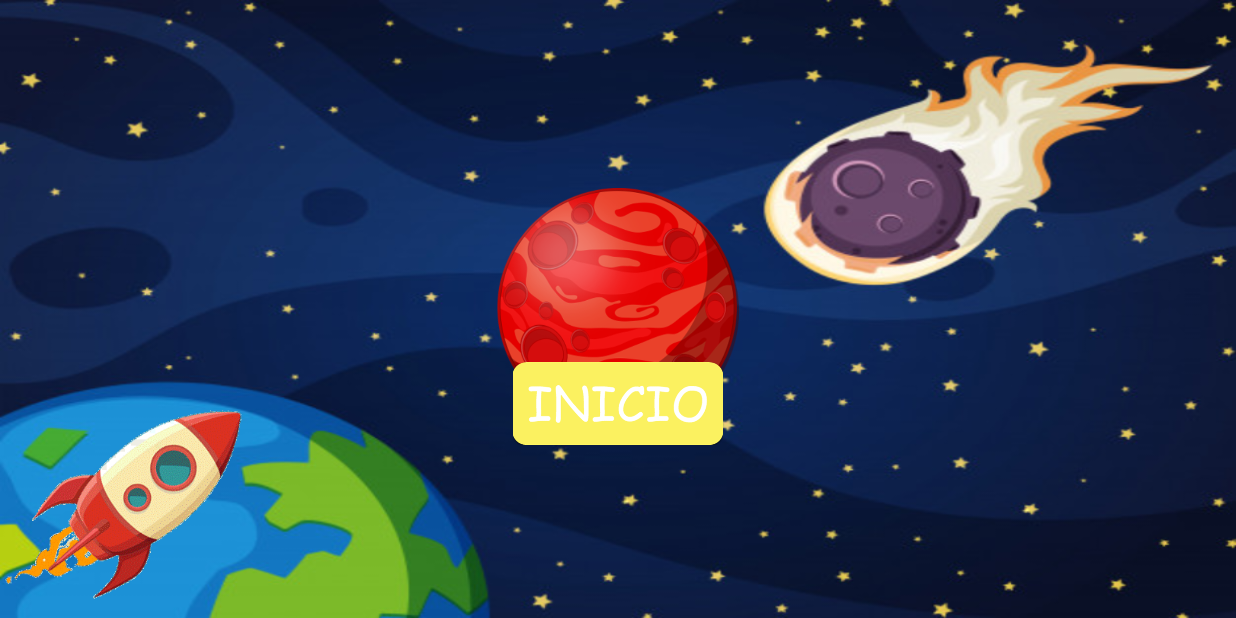
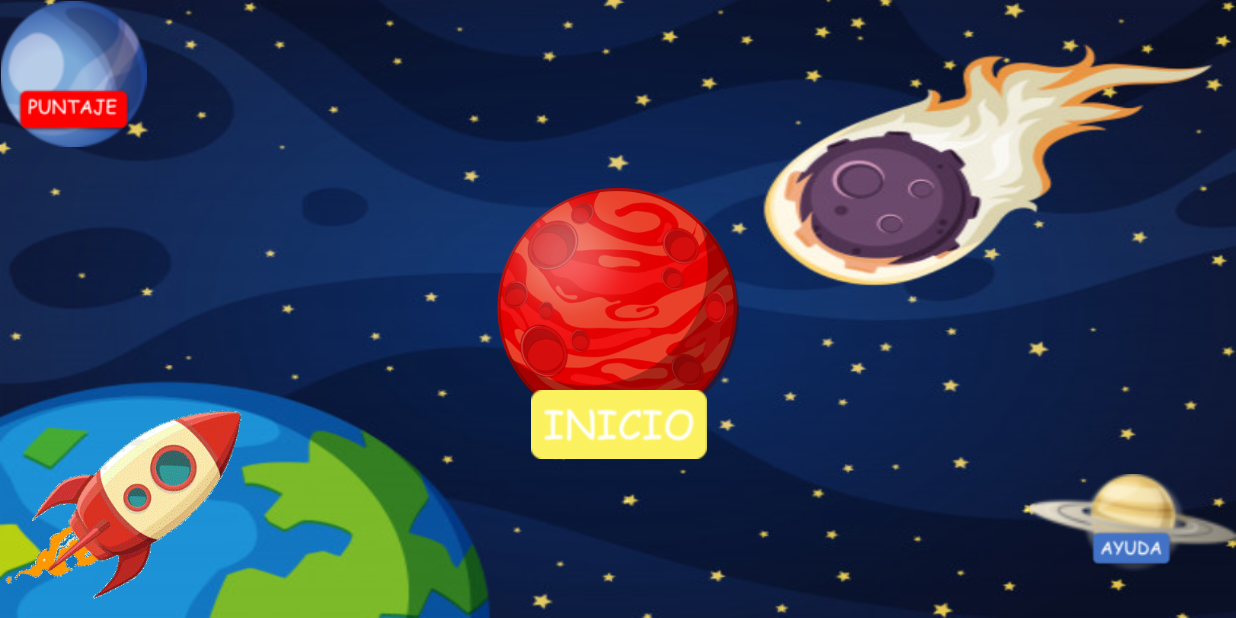
Before and after one commit to Aspharr17/FlashCards_2.0, an Android app: the screen it shows after launch (MainActivity), on a phone screen of 824 x 412 dp (held sideways). Run offline under Robolectric (Android 15) with nearby library versions, the phone set to English and light mode, and no system bars; libraries missing offline, so code that uses them is left out: com.readystatesoftware.sqliteasset; 3 statements that could not run were skipped.

Commit message:
Bd added,an implement, the class dbHelper, class level to get the information about each level, db has one table, db is located in asset folder. the information is getted but not tested (toast)

```diff
--- a/app/build.gradle
+++ b/app/build.gradle
@@ -26,4 +26,5 @@ dependencies {
     androidTestImplementation 'com.android.support.test:runner:1.0.2'
     androidTestImplementation 'com.android.support.test.espresso:espresso-core:3.0.2'
     implementation 'pl.droidsonroids.gif:android-gif-drawable:1.2.19'
+    implementation 'com.readystatesoftware.sqliteasset:sqliteassethelper:+'
 }
--- a/app/src/main/java/com/example/angelnramirez/flashcards/MainActivity.java
+++ b/app/src/main/java/com/example/angelnramirez/flashcards/MainActivity.java
@@ -1,22 +1,21 @@
 package com.example.angelnramirez.flashcards;
 
-import android.graphics.Point;
 import android.media.MediaPlayer;
 import android.os.Bundle;
 import android.support.constraint.ConstraintLayout;
 import android.support.constraint.Placeholder;
-import android.support.v7.app.AlertDialog;
 import android.support.v7.app.AppCompatActivity;
+import android.transition.ChangeBounds;
 import android.transition.TransitionManager;
-import android.util.Log;
-import android.view.Display;
 import android.view.View;
 import android.view.WindowManager;
-import android.widget.Button;
 import android.widget.ImageButton;
 import android.widget.Toast;
 
-import java.io.IOException;
+import com.example.angelnramirez.flashcards.sql_lite.DatabaseHelper;
+import com.example.angelnramirez.flashcards.sql_lite.level;
+
+import java.util.ArrayList;
 
 import pl.droidsonroids.gif.GifImageView;
 
@@ -27,6 +26,8 @@ public class MainActivity extends AppCompatActivity
     private ConstraintLayout mainlayout;
     private ImageButton start;
     MediaPlayer mp;
+    DatabaseHelper myDb;
+    ArrayList<level> ScoreTab;
     @Override
     protected void onCreate(Bundle savedInstanceState)
     {
@@ -36,45 +37,54 @@ public class MainActivity extends AppCompatActivity
         getWindow().setFlags(WindowManager.LayoutParams.FLAG_FULLSCREEN,
                 WindowManager.LayoutParams.FLAG_FULLSCREEN);
 
-        setView();
+        setObjects();
+        DatabaseHelper databaseHelper = new DatabaseHelper(getApplicationContext());
+        ScoreTab = databaseHelper.getScore();
 
+
+
+        //Start Button
         start.setOnClickListener(new View.OnClickListener() {
             @Override
             public void onClick(View v) {
-                TransitionManager.beginDelayedTransition(mainlayout);
+                //TransitionManager.beginDelayedTransition(mainlayout);
 
+                final ChangeBounds transition = new ChangeBounds();
+                transition.setDuration(1500L);
+                TransitionManager.beginDelayedTransition(mainlayout,transition);
                 placeholder.setContentId(giv_ship.getId());
                 try
                 {
                     mp.start();
+                    Toast toast = Toast.makeText(getApplicationContext(),"Nivel: "+ ScoreTab.get(0).getLevel(),Toast.LENGTH_LONG);
+                    toast.show();
 
                 }catch (Exception e){
                     e.printStackTrace();
                 }
-
-
             }
         });
 
     }
 
-    protected void setView ()
+    protected void setObjects()
     {
         giv_ship = findViewById(R.id.giv_ship);
         placeholder = findViewById(R.id.placeholder);
         mainlayout = findViewById(R.id.MainLayout);
         start = findViewById(R.id.btn_start);
+        setSound();
 
+
+    }
+    protected void setSound()
+    {
         try {
             mp = MediaPlayer.create(this, R.raw.shiplauncher);
             mp.prepare();
-
         }
         catch (Exception e){
             e.printStackTrace();
-
         }
-
-
     }
 }
--- /dev/null
+++ b/app/src/main/java/com/example/angelnramirez/flashcards/sql_lite/DatabaseHelper.java
@@ -0,0 +1,51 @@
+package com.example.angelnramirez.flashcards.sql_lite;
+
+import android.content.Context;
+import android.database.Cursor;
+import android.database.sqlite.SQLiteDatabase;
+
+import com.readystatesoftware.sqliteasset.SQLiteAssetHelper;
+
+import java.util.ArrayList;
+
+public class DatabaseHelper extends SQLiteAssetHelper {
+    public static final String  DATABASE_NAME= "Levels.db";
+    public static final String TABLE_NAME = "Score_table";
+    public static final String COL_1 = "Level_sct";
+    public static final String COL_2 = "NWords_sct";
+    public static final String COL_3 = "HighSc_sct";
+    public static final String COL_4= "Atmps_sct";
+    private  SQLiteDatabase db;
+
+    public DatabaseHelper(Context context) {
+        super(context, DATABASE_NAME, null, 1);
+        db = this.getWritableDatabase();
+
+    }
+    public ArrayList<level> getScore()
+    {
+        ArrayList<level> array = new ArrayList<>();
+        String col[] = new String[]{COL_1,COL_2,COL_3,COL_4};
+
+        Cursor cursor = db.query(TABLE_NAME,col,null,null,null,null,null);
+        if (cursor.moveToFirst())
+        {
+            do {
+
+                level level = new level();
+                level.setLevel(cursor.getInt(0));
+                level.setNWords(cursor.getInt(1));
+                level.setHighS(cursor.getInt(2));
+                level.setAtmps(cursor.getInt(3));
+                array.add(level);
+
+                }while (cursor.moveToNext());
+            }
+        return array;
+        }
+
+
+
+
+
+}
--- a/app/src/main/res/layout/activity_main.xml
+++ b/app/src/main/res/layout/activity_main.xml
@@ -48,21 +48,71 @@
 
     <ImageButton
         android:id="@+id/btn_start"
-        android:layout_width="468dp"
-        android:layout_height="wrap_content"
-        android:layout_marginStart="8dp"
-        android:layout_marginTop="8dp"
+        android:layout_width="141dp"
+        android:layout_height="74dp"
         android:layout_marginEnd="8dp"
-        android:layout_marginBottom="8dp"
         android:backgroundTint="@android:color/transparent"
         android:contentDescription="@string/btnIni_desc"
-        android:scaleX=".3"
-        android:scaleY=".3"
         android:src="@drawable/inicio"
         app:layout_constraintBottom_toBottomOf="parent"
+        app:layout_constraintEnd_toEndOf="@+id/imageView"
+        app:layout_constraintHorizontal_bias="0.581"
+        app:layout_constraintStart_toStartOf="@+id/imageView"
+        app:layout_constraintTop_toTopOf="@+id/imageView"
+        app:layout_constraintVertical_bias="0.566" />
+
+    <ImageView
+        android:id="@+id/imageButton3"
+        android:layout_width="98dp"
+        android:layout_height="97dp"
+        android:backgroundTint="#00FFFFFF"
+
+        app:layout_constraintBottom_toBottomOf="parent"
         app:layout_constraintEnd_toEndOf="parent"
+        app:layout_constraintHorizontal_bias="0.0"
         app:layout_constraintStart_toStartOf="parent"
-        app:layout_constraintTop_toTopOf="@+id/imageView" />
+        app:layout_constraintTop_toTopOf="parent"
+        app:layout_constraintVertical_bias="0.003"
+        app:srcCompat="@drawable/blue_planet" />
+
+    <ImageView
+        android:id="@+id/imageButton5"
+        android:layout_width="137dp"
+        android:layout_height="88dp"
+        android:backgroundTint="#00FFFFFF"
+        app:layout_constraintBottom_toBottomOf="parent"
+        app:layout_constraintEnd_toEndOf="parent"
+        app:layout_constraintHorizontal_bias="1.0"
+        app:layout_constraintStart_toStartOf="parent"
+        app:layout_constraintTop_toTopOf="parent"
+        app:layout_constraintVertical_bias="0.941"
+        app:srcCompat="@drawable/yellow_planet" />
+
+    <ImageButton
+        android:id="@+id/imageButton11"
+        android:layout_width="96dp"
+        android:layout_height="47dp"
+        android:backgroundTint="#00FFFFFF"
+        app:layout_constraintBottom_toBottomOf="@+id/imageButton3"
+        app:layout_constraintEnd_toEndOf="@+id/imageButton3"
+        app:layout_constraintHorizontal_bias="0.0"
+        app:layout_constraintStart_toStartOf="@+id/imageButton3"
+        app:layout_constraintTop_toTopOf="@+id/imageButton3"
+        app:layout_constraintVertical_bias="1.0"
+        app:srcCompat="@drawable/puntaje" />
+
+    <ImageButton
+        android:id="@+id/imageButton12"
+        android:layout_width="wrap_content"
+        android:layout_height="wrap_content"
+        android:backgroundTint="#00FFFFFF"
+        app:layout_constraintBottom_toBottomOf="@+id/imageButton5"
+        app:layout_constraintEnd_toEndOf="@+id/imageButton5"
+        app:layout_constraintHorizontal_bias="0.471"
+        app:layout_constraintStart_toStartOf="@+id/imageButton5"
+        app:layout_constraintTop_toTopOf="@+id/imageButton5"
+        app:layout_constraintVertical_bias="1.0"
+        app:srcCompat="@drawable/ayuda" />
 
 
 </android.support.constraint.ConstraintLayout>
```
Also changed, not shown: app/src/main/java/com/example/angelnramirez/flashcards/sql_lite/level.java (added, +41 -0 lines), app/src/main/res/drawable/ayuda.png (added), app/src/main/res/drawable/blue_planet.png (added), app/src/main/res/drawable/inicio.png, app/src/main/res/drawable/puntaje.png (added), app/src/main/res/drawable/yellow_planet.png (added), 5 other files.
